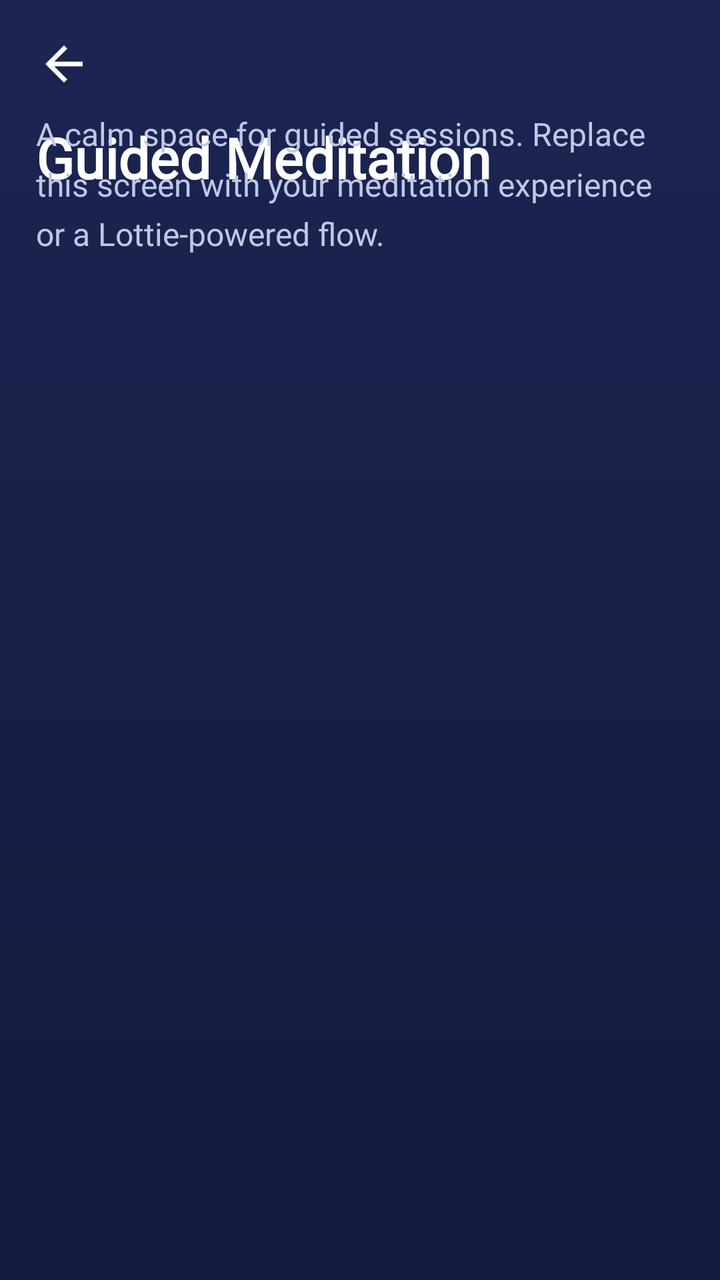
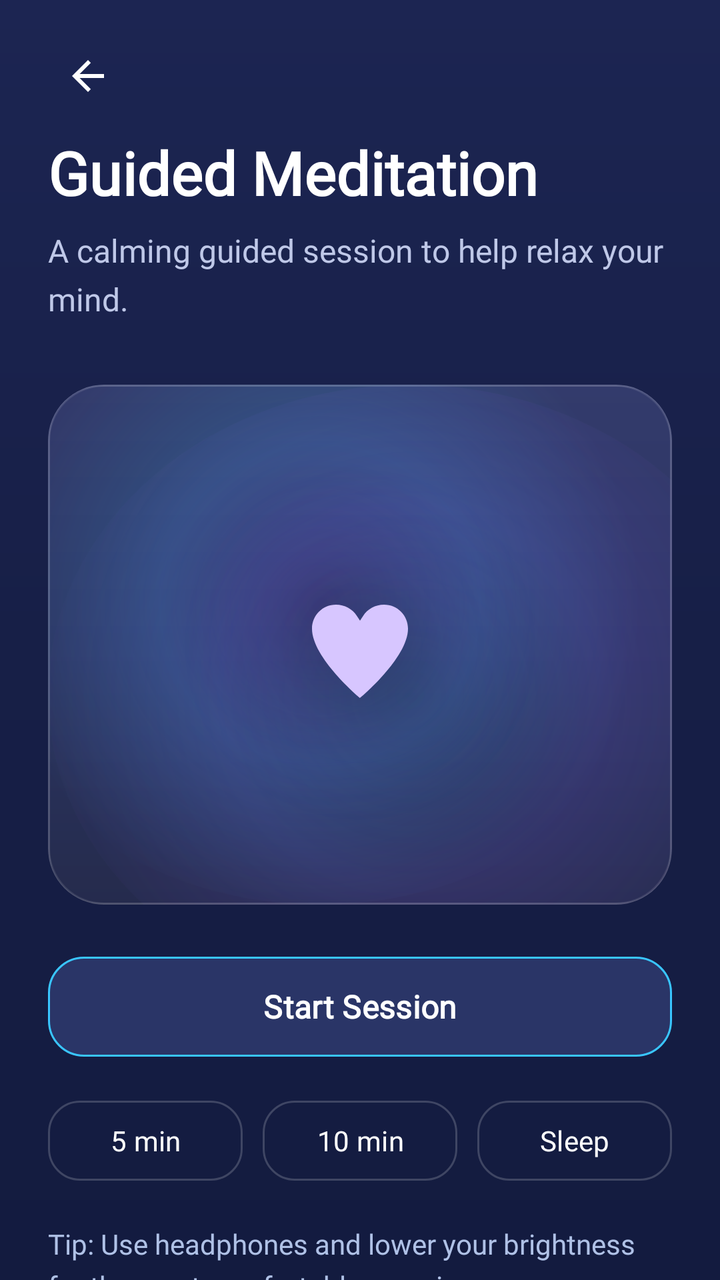

Before-and-after screenshots of an Android layout around one commit, followed by the original layout XML and the change that was made.
<!-- AndroidManifest.xml: activity theme Theme.LucidDreams.Patterns -->
<!-- res/layout/activity_guided_meditation.xml -->
<?xml version="1.0" encoding="utf-8"?>
<androidx.constraintlayout.widget.ConstraintLayout xmlns:android="http://schemas.android.com/apk/res/android"
    xmlns:app="http://schemas.android.com/apk/res-auto"
    android:id="@+id/simple_root"
    android:layout_width="match_parent"
    android:layout_height="match_parent"
    android:background="@drawable/bg_main_gradient">

    <ImageView
        android:id="@+id/simple_back"
        android:layout_width="28dp"
        android:layout_height="28dp"
        android:layout_marginStart="18dp"
        android:layout_marginTop="18dp"
        android:src="@drawable/ic_back"
        android:contentDescription="Back"
        app:tint="@color/text_primary"
        app:layout_constraintStart_toStartOf="parent"
        app:layout_constraintTop_toTopOf="parent" />

    <TextView
        android:layout_width="0dp"
        android:layout_height="wrap_content"
        android:layout_marginTop="14dp"
        android:layout_marginStart="18dp"
        android:layout_marginEnd="18dp"
        android:text="Guided Meditation"
        android:textColor="@color/text_primary"
        android:textSize="28sp"
        android:textStyle="bold"
        android:fontFamily="@font/poppins"
        app:layout_constraintTop_toBottomOf="@id/simple_back"
        app:layout_constraintStart_toStartOf="parent"
        app:layout_constraintEnd_toEndOf="parent" />

    <TextView
        android:layout_width="0dp"
        android:layout_height="wrap_content"
        android:layout_marginTop="10dp"
        android:layout_marginStart="18dp"
        android:layout_marginEnd="18dp"
        android:text="A calm space for guided sessions. Replace this screen with your meditation experience or a Lottie-powered flow."
        android:textColor="@color/text_secondary"
        android:textSize="16sp"
        android:fontFamily="@font/poppins"
        android:lineSpacingMultiplier="1.3"
        app:layout_constraintTop_toBottomOf="@id/simple_back"
        app:layout_constraintStart_toStartOf="parent"
        app:layout_constraintEnd_toEndOf="parent"
        app:layout_constraintVertical_bias="0.18" />

</androidx.constraintlayout.widget.ConstraintLayout>
<!-- resources referenced by this layout -->
<resources>
  <color name="text_primary">#FFFFFF</color>
  <color name="text_secondary">#BFC8E8</color>
  <color name="gradient_top">#1C2552</color>
  <color name="gradient_mid">#171F47</color>
  <color name="gradient_bottom">#131B3F</color>
  <style name="Theme.LucidDreams" parent="Base.Theme.LucidDreams">
          <item name="materialCalendarTheme">@style/CustomDatePickerTheme</item>
      </style>
  <style name="Base.Theme.LucidDreams" parent="Theme.Material3.DayNight.NoActionBar">
          
          
      </style>
  <style name="CustomDatePickerConfirmButton" parent="Widget.Material3.Button">
          <item name="backgroundTint">#39C6FF</item>
          <item name="android:textColor">#171F4B</item>
      </style>
  <style name="CustomDatePickerCancelButton" parent="Widget.Material3.Button.TextButton">
          <item name="android:textColor">#C5CAE9</item>
      </style>
  <style name="CustomCalendarDay" parent="Widget.Material3.MaterialCalendar.Day">
          <item name="itemTextColor">#C5CAE9</item>
      </style>
  <style name="CustomCalendarDaySelected" parent="Widget.Material3.MaterialCalendar.Day.Selected">
          <item name="itemTextColor">#171F4B</item>
          <item name="itemFillColor">#39C6FF</item>
      </style>
  <style name="CustomCalendarDayToday" parent="Widget.Material3.MaterialCalendar.Day.Today">
          <item name="itemTextColor">#FFFFFF</item>
          <item name="itemStrokeColor">#39C6FF</item>
          <item name="itemStrokeWidth">1dp</item>
      </style>
  <!-- unchanged entries left out for length: 5 -->
</resources>

<!-- the commit's change to res/layout/activity_guided_meditation.xml (unified diff, before → after) -->
@@ -6,47 +6,173 @@
     android:layout_height="match_parent"
     android:background="@drawable/bg_main_gradient">
 
-    <ImageView
-        android:id="@+id/simple_back"
-        android:layout_width="28dp"
-        android:layout_height="28dp"
-        android:layout_marginStart="18dp"
-        android:layout_marginTop="18dp"
-        android:src="@drawable/ic_back"
-        android:contentDescription="Back"
-        app:tint="@color/text_primary"
+    <androidx.core.widget.NestedScrollView
+        android:id="@+id/scroll"
+        android:layout_width="0dp"
+        android:layout_height="0dp"
+        android:fillViewport="true"
+        android:overScrollMode="never"
+        android:scrollbars="none"
+        app:layout_constraintTop_toTopOf="parent"
+        app:layout_constraintBottom_toBottomOf="parent"
         app:layout_constraintStart_toStartOf="parent"
-        app:layout_constraintTop_toTopOf="parent" />
+        app:layout_constraintEnd_toEndOf="parent">
 
-    <TextView
-        android:layout_width="0dp"
-        android:layout_height="wrap_content"
-        android:layout_marginTop="14dp"
-        android:layout_marginStart="18dp"
-        android:layout_marginEnd="18dp"
-        android:text="Guided Meditation"
-        android:textColor="@color/text_primary"
-        android:textSize="28sp"
-        android:textStyle="bold"
-        android:fontFamily="@font/poppins"
-        app:layout_constraintTop_toBottomOf="@id/simple_back"
-        app:layout_constraintStart_toStartOf="parent"
-        app:layout_constraintEnd_toEndOf="parent" />
+        <LinearLayout
+            android:layout_width="match_parent"
+            android:layout_height="wrap_content"
+            android:orientation="vertical"
+            android:paddingStart="24dp"
+            android:paddingEnd="24dp"
+            android:paddingTop="10dp"
+            android:paddingBottom="28dp">
 
-    <TextView
-        android:layout_width="0dp"
-        android:layout_height="wrap_content"
-        android:layout_marginTop="10dp"
-        android:layout_marginStart="18dp"
-        android:layout_marginEnd="18dp"
-        android:text="A calm space for guided sessions. Replace this screen with your meditation experience or a Lottie-powered flow."
-        android:textColor="@color/text_secondary"
-        android:textSize="16sp"
-        android:fontFamily="@font/poppins"
-        android:lineSpacingMultiplier="1.3"
-        app:layout_constraintTop_toBottomOf="@id/simple_back"
-        app:layout_constraintStart_toStartOf="parent"
-        app:layout_constraintEnd_toEndOf="parent"
-        app:layout_constraintVertical_bias="0.18" />
+            
+            <LinearLayout
+                android:layout_width="match_parent"
+                android:layout_height="56dp"
+                android:gravity="center_vertical"
+                android:orientation="horizontal">
+
+                <ImageView
+                    android:id="@+id/simple_back"
+                    android:layout_width="40dp"
+                    android:layout_height="40dp"
+                    android:padding="8dp"
+                    android:src="@drawable/ic_back"
+                    android:contentDescription="Back"
+                    android:background="?attr/selectableItemBackgroundBorderless"
+                    app:tint="@color/text_primary" />
+            </LinearLayout>
+
+            <TextView
+                android:id="@+id/title"
+                android:layout_width="match_parent"
+                android:layout_height="wrap_content"
+                android:text="Guided Meditation"
+                android:textColor="@color/text_primary"
+                android:textSize="30sp"
+                android:textStyle="bold"
+                android:fontFamily="@font/poppins" />
+
+            <TextView
+                android:id="@+id/subtitle"
+                android:layout_width="match_parent"
+                android:layout_height="wrap_content"
+                android:layout_marginTop="8dp"
+                android:text="A calming guided session to help relax your mind."
+                android:textColor="@color/text_secondary"
+                android:textSize="16sp"
+                android:fontFamily="@font/poppins"
+                android:lineSpacingMultiplier="1.25" />
+
+            
+            <com.google.android.material.card.MaterialCardView
+                android:layout_width="match_parent"
+                android:layout_height="260dp"
+                android:layout_marginTop="32dp"
+                app:cardCornerRadius="28dp"
+                app:cardElevation="0dp"
+                app:cardBackgroundColor="@android:color/transparent"
+                app:strokeColor="#1AFFFFFF"
+                app:strokeWidth="1dp">
+
+                <FrameLayout
+                    android:layout_width="match_parent"
+                    android:layout_height="match_parent"
+                    android:background="@drawable/bg_calm_actions_panel">
+
+                    <View
+                        android:layout_width="220dp"
+                        android:layout_height="220dp"
+                        android:layout_gravity="center"
+                        android:alpha="0.35"
+                        android:background="@drawable/bg_calm_particle_purple" />
+
+                    <ImageView
+                        android:layout_width="64dp"
+                        android:layout_height="64dp"
+                        android:layout_gravity="center"
+                        android:src="@drawable/ic_meditation"
+                        app:tint="#D7C6FF"
+                        android:contentDescription="Meditation animation placeholder" />
+                </FrameLayout>
+            </com.google.android.material.card.MaterialCardView>
+
+            <com.google.android.material.button.MaterialButton
+                android:id="@+id/btnStart"
+                style="@style/Widget.Material3.Button"
+                android:layout_width="match_parent"
+                android:layout_height="58dp"
+                android:layout_marginTop="22dp"
+                android:text="Start Session"
+                android:textSize="16sp"
+                android:textStyle="bold"
+                android:fontFamily="@font/poppins"
+                android:textColor="@color/text_primary"
+                app:cornerRadius="18dp"
+                app:backgroundTint="#2A3567"
+                app:strokeColor="#39C6FF"
+                app:strokeWidth="1dp" />
+
+            
+            <LinearLayout
+                android:layout_width="match_parent"
+                android:layout_height="wrap_content"
+                android:layout_marginTop="14dp"
+                android:orientation="horizontal"
+                android:gravity="center">
+
+                <com.google.android.material.button.MaterialButton
+                    style="@style/Widget.Material3.Button.OutlinedButton"
+                    android:layout_width="0dp"
+                    android:layout_height="48dp"
+                    android:layout_weight="1"
+                    android:text="5 min"
+                    android:textAllCaps="false"
+                    android:textColor="@color/text_primary"
+                    android:fontFamily="@font/poppins"
+                    app:cornerRadius="16dp"
+                    app:strokeColor="#2FFFFFFF" />
+
+                <com.google.android.material.button.MaterialButton
+                    style="@style/Widget.Material3.Button.OutlinedButton"
+                    android:layout_width="0dp"
+                    android:layout_height="48dp"
+                    android:layout_weight="1"
+                    android:layout_marginStart="10dp"
+                    android:text="10 min"
+                    android:textAllCaps="false"
+                    android:textColor="@color/text_primary"
+                    android:fontFamily="@font/poppins"
+                    app:cornerRadius="16dp"
+                    app:strokeColor="#2FFFFFFF" />
+
+                <com.google.android.material.button.MaterialButton
+                    style="@style/Widget.Material3.Button.OutlinedButton"
+                    android:layout_width="0dp"
+                    android:layout_height="48dp"
+                    android:layout_weight="1"
+                    android:layout_marginStart="10dp"
+                    android:text="Sleep"
+                    android:textAllCaps="false"
+                    android:textColor="@color/text_primary"
+                    android:fontFamily="@font/poppins"
+                    app:cornerRadius="16dp"
+                    app:strokeColor="#2FFFFFFF" />
+            </LinearLayout>
+
+            <TextView
+                android:layout_width="match_parent"
+                android:layout_height="wrap_content"
+                android:layout_marginTop="18dp"
+                android:text="Tip: Use headphones and lower your brightness for the most comfortable experience."
+                android:textColor="@color/text_card_desc"
+                android:textSize="14sp"
+                android:fontFamily="@font/poppins"
+                android:lineSpacingMultiplier="1.25" />
+
+        </LinearLayout>
+    </androidx.core.widget.NestedScrollView>
 
 </androidx.constraintlayout.widget.ConstraintLayout>
<!-- resource entries referenced after the edit -->
@@ -1,7 +1,83 @@
 <!-- resources referenced by this layout -->
 <resources>
+  <color name="text_card_desc">#AFC1E6</color>
   <color name="text_primary">#FFFFFF</color>
   <color name="text_secondary">#BFC8E8</color>
+  <!-- drawable bg_calm_actions_panel (drawable) -->
+  <?xml version="1.0" encoding="utf-8"?>
+  <layer-list xmlns:android="http://schemas.android.com/apk/res/android">
+  
+      
+      <item>
+          <shape android:shape="rectangle">
+              <gradient
+                  android:angle="270"
+                  android:startColor="#232C61"
+                  android:centerColor="#1C2556"
+                  android:endColor="#141B3F"
+                  android:type="linear" />
+              <corners android:radius="26dp" />
+          </shape>
+      </item>
+  
+      
+      <item>
+          <shape android:shape="rectangle">
+              <solid android:color="#12FFFFFF" />
+              <corners android:radius="26dp" />
+          </shape>
+      </item>
+  
+      
+      <item android:left="-40dp" android:top="-40dp">
+          <shape android:shape="oval">
+              <gradient
+                  android:type="radial"
+                  android:gradientRadius="160dp"
+                  android:centerColor="#2A39C6FF"
+                  android:endColor="#00FFFFFF" />
+          </shape>
+      </item>
+  
+      <item android:right="-50dp" android:bottom="-50dp">
+          <shape android:shape="oval">
+              <gradient
+                  android:type="radial"
+                  android:gradientRadius="190dp"
+                  android:centerColor="#228B5CFF"
+                  android:endColor="#00FFFFFF" />
+          </shape>
+      </item>
+  
+      
+      <item>
+          <shape android:shape="rectangle">
+              <solid android:color="#00000000" />
+              <corners android:radius="26dp" />
+              <stroke android:width="1dp" android:color="#1AFFFFFF" />
+          </shape>
+      </item>
+  
+  </layer-list>
+  <!-- drawable bg_calm_particle_purple (drawable) -->
+  <?xml version="1.0" encoding="utf-8"?>
+  <shape xmlns:android="http://schemas.android.com/apk/res/android" android:shape="oval">
+      <gradient
+          android:type="radial"
+          android:gradientRadius="90dp"
+          android:centerColor="#2E8B5CFF"
+          android:endColor="#0039C6FF" />
+  </shape>
+  <!-- drawable ic_meditation (drawable) -->
+  <vector xmlns:android="http://schemas.android.com/apk/res/android"
+      android:width="24dp"
+      android:height="24dp"
+      android:viewportWidth="24"
+      android:viewportHeight="24">
+      <path
+          android:fillColor="#39C6FF"
+          android:pathData="M12,22C12,22 21,14.5 21,9C21,6.5 19,4.5 16.5,4.5C14.9,4.5 13.4,5.3 12.6,6.6L12,7.5L11.4,6.6C10.6,5.3 9.1,4.5 7.5,4.5C5,4.5 3,6.5 3,9C3,14.5 12,22 12,22Z" />
+  </vector>
   <color name="gradient_top">#1C2552</color>
   <color name="gradient_mid">#171F47</color>
   <color name="gradient_bottom">#131B3F</color>
